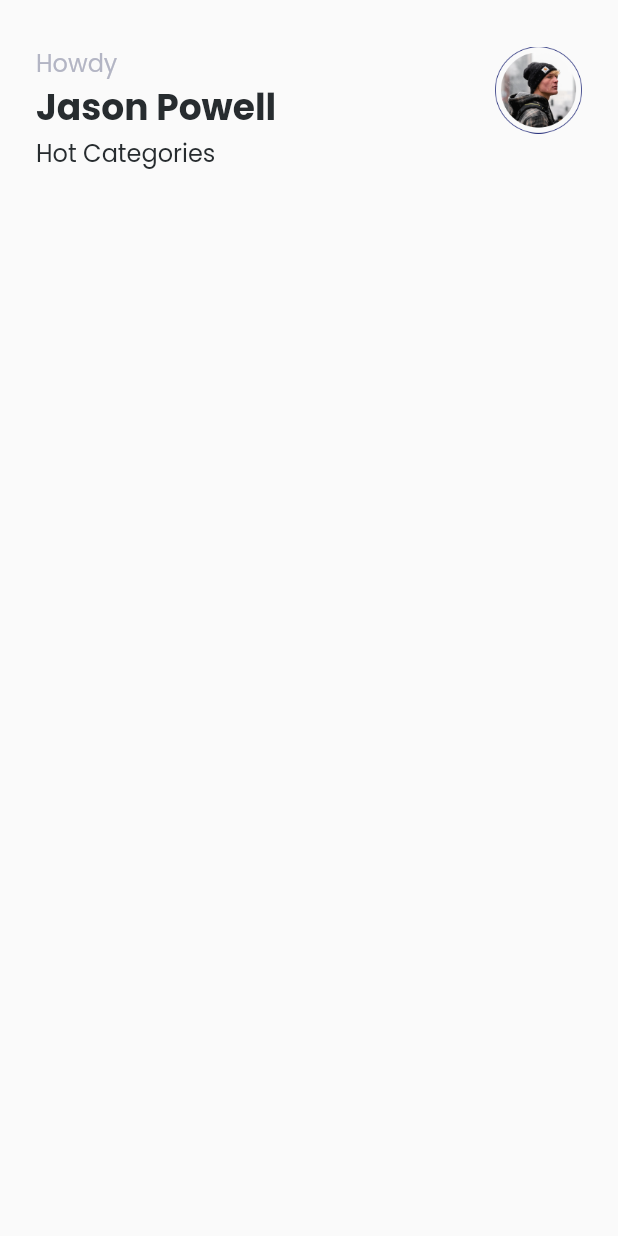
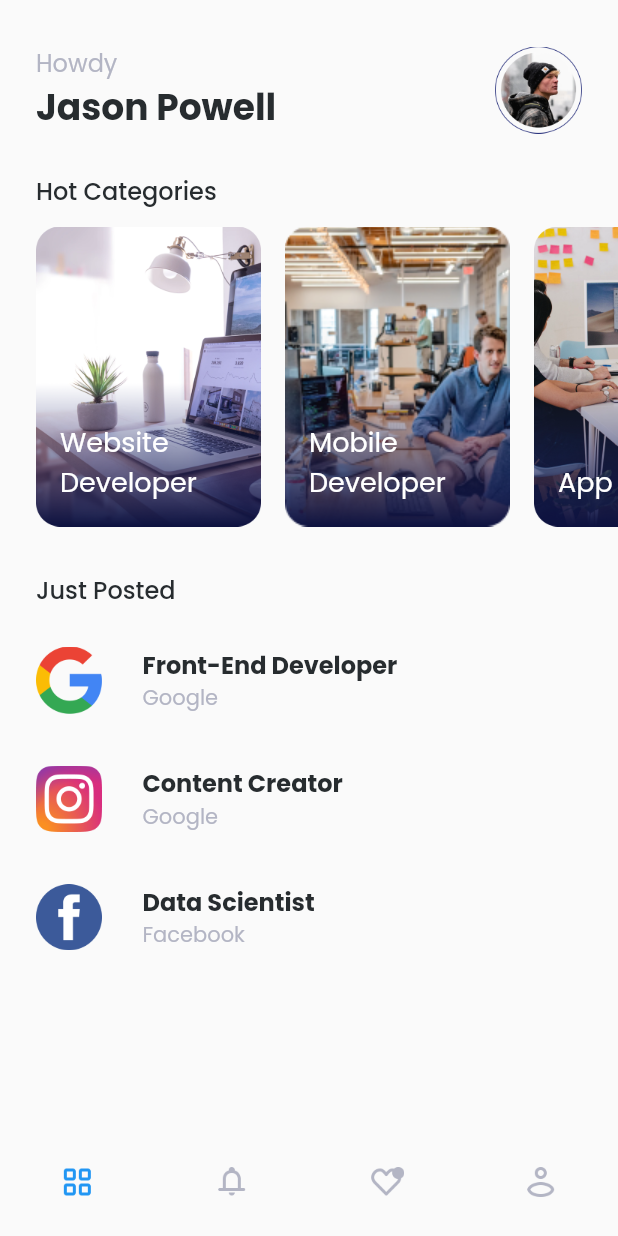
Before and after one commit to azharuanwar/flutter_mobile_job_future, a Flutter app: the HomePage screen opened directly, on a phone screen of 412 x 824 dp. Run offline on Flutter 3.47's test engine with Material 2 defaults, Android fonts, the phone set to English and light mode, and no system bars; our stand-ins replace email_validator, google_fonts.

Commit message:
home page

```diff
--- a/lib/pages/home_page.dart
+++ b/lib/pages/home_page.dart
@@ -1,5 +1,6 @@
 import 'package:flutter/material.dart';
 import 'package:flutter_provider/theme.dart';
+import 'package:flutter_provider/widgets/custom_list.dart';
 import 'package:flutter_provider/widgets/job_card.dart';
 import 'package:google_fonts/google_fonts.dart';
 
@@ -41,30 +42,149 @@ class HomePage extends StatelessWidget {
 
     Widget body() {
       return Container(
-        child: Padding(
-          padding: const EdgeInsets.only(left: 24),
         child: Column(
           crossAxisAlignment: CrossAxisAlignment.start,
           children: [
-              Text(
+            SizedBox(
+              height: 25,
+            ),
+            Padding(
+              padding: EdgeInsets.only(left: 24),
+              child: Text(
                 'Hot Categories',
                 style: GoogleFonts.poppins(
                   fontSize: 16,
-                    color: Color(0xff272C2F),
-                    fontWeight: FontWeight.w400),
+                  fontWeight: FontWeight.w500,
+                  color: Color(0xff272c2f),
                 ),
-              SizedBox(height: 16),
+              ),
+            ),
+            SizedBox(
+              height: 12,
+            ),
+            SingleChildScrollView(
+              scrollDirection: Axis.horizontal,
+              child: Padding(
+                padding: EdgeInsets.only(
+                  left: 24,
+                ),
+                child: Row(
+                  children: [
                     JobCard(
-                  // text: 'Website Developer',
-                  // imageUrl: 'assets/card_category.png',
+                      text: 'Website Developer',
+                      imageUrl: 'assets/card_category.png',
+                    ),
+                    SizedBox(width: 16),
+                    JobCard(
+                      text: 'Mobile Developer',
+                      imageUrl: 'assets/card_categories_2.png',
+                    ),
+                    SizedBox(width: 16),
+                    JobCard(
+                      text: 'App Designer',
+                      imageUrl: 'assets/card_categories_3.png',
+                    ),
+                    SizedBox(width: 16),
+                    JobCard(
+                      text: 'Content Writer',
+                      imageUrl: 'assets/card_categories_4.png',
+                    ),
+                    SizedBox(width: 16),
+                    JobCard(
+                      text: 'Film Maker',
+                      imageUrl: 'assets/card_categories_5.png',
                     ),
                   ],
                 ),
+              ),
+            ),
+            SizedBox(
+              height: 30,
+            ),
+            Padding(
+              padding: const EdgeInsets.only(left: 24),
+              child: Text(
+                'Just Posted',
+                style: GoogleFonts.poppins(
+                  fontSize: 16,
+                  fontWeight: FontWeight.w500,
+                  color: Color(0xff272c2f),
+                ),
+              ),
+            ),
+            Padding(
+              padding: const EdgeInsets.only(left: 24, top: 26),
+              child: Column(
+                children: [
+                  CustomList(
+                    imgUrl: 'assets/google-icon.png',
+                    text: 'Front-End Developer',
+                    companyName: 'Google',
+                  ),
+                  CustomList(
+                    imgUrl: 'assets/instagram.png',
+                    text: 'Content Creator',
+                    companyName: 'Google',
+                  ),
+                  CustomList(
+                    imgUrl: 'assets/facebook.png',
+                    text: 'Data Scientist',
+                    companyName: 'Facebook',
+                  ),
+                ],
+              ),
+            ),
+          ],
         ),
       );
     }
 
     return Scaffold(
+      bottomNavigationBar: Container(
+        margin: EdgeInsets.only(top: 30),
+        child: BottomNavigationBar(
+          type: BottomNavigationBarType.fixed,
+          showSelectedLabels: false,
+          unselectedItemColor: Color(0xffB3B5C4),
+          currentIndex: 0,
+          elevation: 0,
+          iconSize: 24,
+          items: [
+            BottomNavigationBarItem(
+              icon: ImageIcon(
+                AssetImage(
+                  'assets/navbar_one.png',
+                ),
+              ),
+              label: '',
+            ),
+            BottomNavigationBarItem(
+              icon: ImageIcon(
+                AssetImage(
+                  'assets/navbar_two.png',
+                ),
+              ),
+              label: '',
+            ),
+            BottomNavigationBarItem(
+              icon: ImageIcon(
+                AssetImage(
+                  'assets/navbar_three.png',
+                ),
+              ),
+              label: '',
+            ),
+            BottomNavigationBarItem(
+              icon: ImageIcon(
+                AssetImage(
+                  'assets/navbar_four.png',
+                ),
+              ),
+              label: '',
+            ),
+          ],
+        ),
+      ),
       body: Column(
         crossAxisAlignment: CrossAxisAlignment.start,
         children: [header(), body()],
--- a/lib/theme.dart
+++ b/lib/theme.dart
@@ -16,3 +16,11 @@ TextStyle mainTextStyle = GoogleFonts.poppins(
     fontSize: 24, fontWeight: FontWeight.w700, color: Color(0xff272C2F));
 TextStyle subtitlePhoto =
     GoogleFonts.poppins(fontSize: 18, color: Color(0xffFFFFFF));
+
+// Job Text Style
+TextStyle jobTextStyle = GoogleFonts.poppins(
+    fontSize: 16, color: Color(0xff272C2F), fontWeight: FontWeight.bold);
+
+// Sub Text Style
+TextStyle subJobTextStyle =
+    GoogleFonts.poppins(fontSize: 14, color: Color(0xffB3B5C4));
--- /dev/null
+++ b/lib/widgets/custom_list.dart
@@ -0,0 +1,46 @@
+import 'package:flutter/material.dart';
+import 'package:flutter_provider/theme.dart';
+
+class CustomList extends StatelessWidget {
+  final String? text;
+  final String? imgUrl;
+  final String? companyName;
+
+  CustomList({this.text, this.imgUrl, this.companyName});
+  @override
+  Widget build(BuildContext context) {
+    return Row(
+      crossAxisAlignment: CrossAxisAlignment.start,
+      children: [
+        Image.asset(
+          imgUrl.toString(),
+          width: 44,
+          height: 45,
+        ),
+        Padding(
+          padding: const EdgeInsets.only(left: 27),
+          child: Column(
+            crossAxisAlignment: CrossAxisAlignment.start,
+            children: [
+              Text(
+                text.toString(),
+                style: jobTextStyle,
+              ),
+              Text(
+                companyName.toString(),
+                style: subJobTextStyle,
+              ),
+              SizedBox(
+                height: 18,
+              ),
+              Divider(
+                color: Color(0xffB3B5C4),
+                thickness: 1,
+              )
+            ],
+          ),
+        ),
+      ],
+    );
+  }
+}
--- a/lib/widgets/job_card.dart
+++ b/lib/widgets/job_card.dart
@@ -2,10 +2,10 @@ import 'package:flutter/material.dart';
 import 'package:flutter_provider/theme.dart';
 
 class JobCard extends StatelessWidget {
-  // final String text;
-  // final String imageUrl;
+  final String? text;
+  final String? imageUrl;
 
-  // JobCard({this.imageUrl, this.text});
+  JobCard({this.imageUrl, this.text});
   @override
   Widget build(BuildContext context) {
     return Container(
@@ -15,13 +15,19 @@ class JobCard extends StatelessWidget {
         alignment: Alignment.bottomLeft,
         child: Padding(
           padding: const EdgeInsets.only(left: 16, bottom: 16, right: 10),
-          // child: Text(
-          //   text,
-          //   style: subtitlePhoto,
-          // ),
+          child: Text(
+            text.toString(),
+            style: subtitlePhoto,
+          ),
         ),
       ),
-      // decoration: BoxDecoration(image: DecorationImage(image: imageUrl)),
+      decoration: BoxDecoration(
+        image: DecorationImage(
+          image: AssetImage(
+            imageUrl.toString(),
+          ),
+        ),
+      ),
     );
   }
 }
```
Also changed, not shown: assets/card_categories_2.png (added), assets/card_categories_3.png (added), assets/card_categories_4.png (added), assets/card_categories_5.png (added), assets/facebook.png (added), assets/google-icon.png (added), assets/instagram.png (added), assets/navbar_four.png (added), assets/navbar_one.png (added), assets/navbar_three.png (added), assets/navbar_two.png (added), 1 other file. Lines whose indentation alone changed are shown as unchanged.
